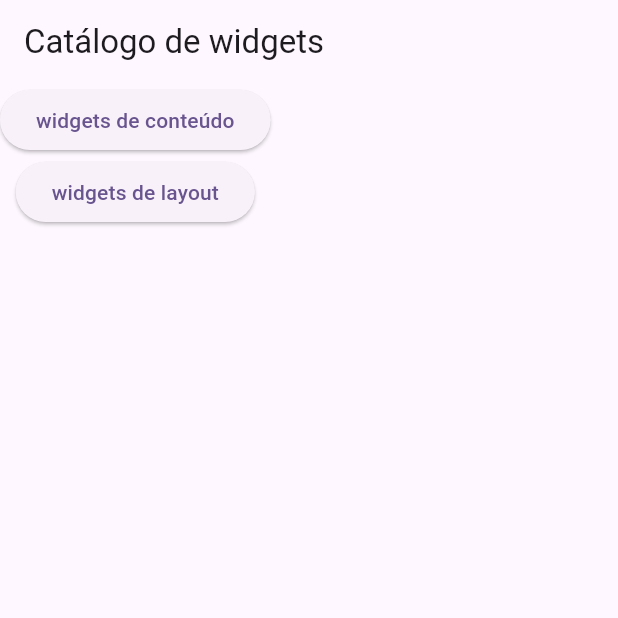
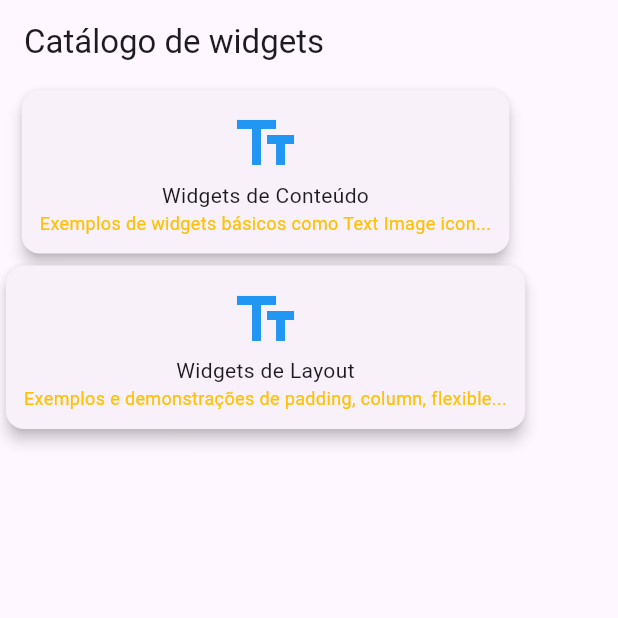
Before and after one commit to Viniffx/new_project_flutter, a Flutter app: the screen it shows after launch, on a phone screen of 412 x 824 dp, the top half of it. Run offline on Flutter 3.47's test engine with Material 3 defaults, Android fonts, the phone set to English and light mode, and no system bars.

```diff
--- a/lib/main.dart
+++ b/lib/main.dart
@@ -21,31 +21,94 @@ class MyApp extends StatelessWidget {
 }
 
 class ListContents extends StatelessWidget {
-  const ListContents({super.key});
+  final List<CatalogoItem> secoes = [
+    CatalogoItem(
+      titulo: 'Widgets de Conteúdo',
+      icone: Icons.text_fields,
+      descricao: 'Exemplos de widgets básicos como Text Image icon...',
+      destino: WidgetsConteudo(),
+    ),
+
+    CatalogoItem(
+      titulo: 'Widgets de Layout',
+      icone: Icons.text_fields,
+      descricao: 'Exemplos e demonstrações de padding, column, flexible...',
+      destino: WidgetsLayout(),
+    ),
+  ];
+  ListContents({super.key});
 
   @override
   Widget build(BuildContext context) {
     return Scaffold(
       appBar: AppBar(title: Text('Catálogo de widgets')),
       body: Column(
-        children: [
-          ElevatedButton(
-            onPressed: () => Navigator.push(
-              context,
-              MaterialPageRoute(builder: (_) => WidgetsConteudo()),
-            ),
-            child: Text('widgets de conteúdo'),
-          ),
-          ElevatedButton(
-            onPressed: () => Navigator.push(
-              context,
-              MaterialPageRoute(builder: (_) => WidgetsLayout()),
-            ),
-            child: Text('widgets de layout'),
-          ),
-
-        ],
+        children: secoes
+            .map(
+              (item) => GestureDetector(
+                onTap: () {
+                  Navigator.push(
+                    context,
+                    MaterialPageRoute(builder: (_) => item.destino),
+                  );
+                },
+                child: Card(
+                  elevation: 4,
+                  child: Padding(
+                    padding: EdgeInsets.all(12),
+                    child: Column(
+                      children: [
+                        Icon(item.icone, size: 48, color: Colors.blue),
+                        Text(item.titulo, textAlign: TextAlign.center),
+                        Text(
+                          item.descricao,
+                          textAlign: TextAlign.center,
+                          style: TextStyle(fontSize: 12, color: Colors.amber),
+                        ),
+                      ],
+                    ),
+                  ),
+                ),
+              ),
+            )
+            .toList(),
       ),
     );
   }
 }
+
+class CatalogoItem {
+  final String titulo;
+  final IconData icone;
+  final String descricao;
+  final Widget destino;
+
+  CatalogoItem({
+    required this.titulo,
+    required this.icone,
+    required this.descricao,
+    required this.destino,
+  });
+}
+
+
+
+
+
+
+// [
+//           ElevatedButton(
+//             onPressed: () => Navigator.push(
+//               context,
+//               MaterialPageRoute(builder: (_) => WidgetsConteudo()),
+//             ),
+//             child: Text('widgets de conteúdo'),
+//           ),
+//           ElevatedButton(
+//             onPressed: () => Navigator.push(
+//               context,
+//               MaterialPageRoute(builder: (_) => WidgetsLayout()),
+//             ),
+//             child: Text('widgets de layout'),
+//           ),
+//         ],
--- a/lib/screen/widgets_layout.dart
+++ b/lib/screen/widgets_layout.dart
@@ -1,4 +1,4 @@
-import 'dart:math';
+// import 'dart:math';
 
 import 'package:flutter/material.dart';
 import 'package:new_project/widgets/titulo_sessao.dart';
```
